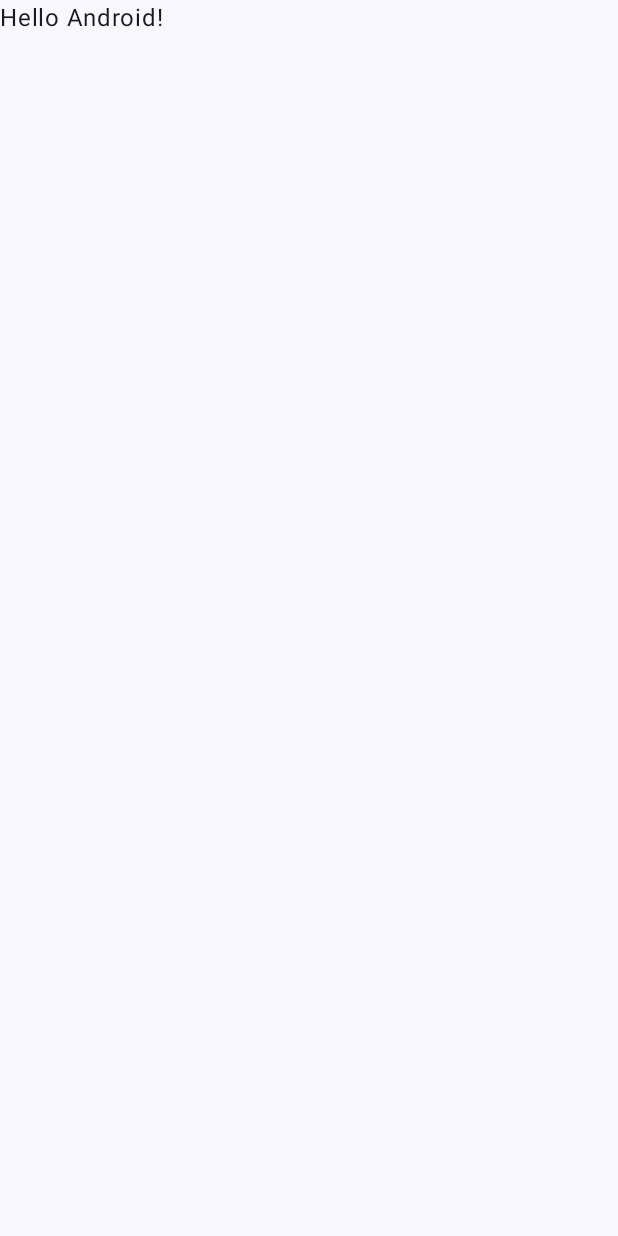
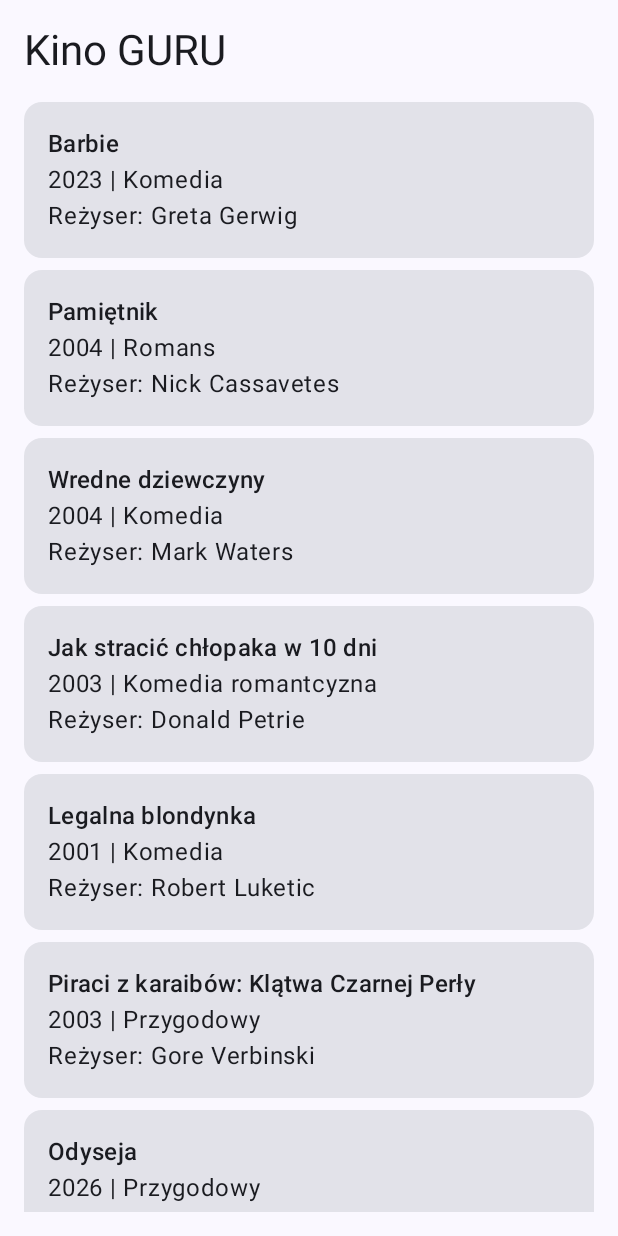
Before and after one commit to WiktoriaDomanska/PUM2, an Android app built with Jetpack Compose: the screen it shows after launch (MainActivity), on a phone screen of 412 x 824 dp. Before the commit the screen is almost empty. Run offline under Robolectric (Android 15) with nearby library versions, the phone set to English and light mode, and no system bars.

Commit message:
Lista 2 - Kino GURU

```diff
--- a/Lista2_KinoGURU/app/build.gradle.kts
+++ b/Lista2_KinoGURU/app/build.gradle.kts
@@ -1,6 +1,7 @@
 plugins {
     alias(libs.plugins.android.application)
     alias(libs.plugins.kotlin.compose)
+    alias(libs.plugins.kotlin.serialization)
 }
 
 android {
@@ -39,12 +40,14 @@ android {
 dependencies {
     implementation(platform(libs.androidx.compose.bom))
     implementation(libs.androidx.activity.compose)
+    implementation(libs.androidx.benchmark.traceprocessor)
     implementation(libs.androidx.compose.material3)
     implementation(libs.androidx.compose.ui)
     implementation(libs.androidx.compose.ui.graphics)
     implementation(libs.androidx.compose.ui.tooling.preview)
     implementation(libs.androidx.core.ktx)
     implementation(libs.androidx.lifecycle.runtime.ktx)
+    implementation(libs.androidx.navigation.compose)
     testImplementation(libs.junit)
     androidTestImplementation(platform(libs.androidx.compose.bom))
     androidTestImplementation(libs.androidx.compose.ui.test.junit4)
--- /dev/null
+++ b/Lista2_KinoGURU/app/src/main/java/com/example/lista2_kinoguru/HomeScreen.kt
@@ -0,0 +1,55 @@
+package com.example.lista2_kinoguru
+
+import androidx.compose.foundation.clickable
+import androidx.compose.foundation.layout.*
+import androidx.compose.foundation.lazy.LazyColumn
+import androidx.compose.foundation.lazy.items
+import androidx.compose.material3.*
+import androidx.compose.runtime.*
+import androidx.compose.ui.Modifier
+import androidx.compose.ui.unit.dp
+
+@Composable
+fun HomeScreen(onMovieClick: (Int) -> Unit) {
+    var movieList by remember { mutableStateOf<List<Movie>>(emptyList()) }
+    var isLoading by remember { mutableStateOf(true) }
+
+    LaunchedEffect(Unit) {
+        isLoading = true
+        movieList = fetchPopularMovies()
+        isLoading = false
+    }
+
+    Column(modifier = Modifier.padding(16.dp)) {
+        Text(
+            text = "Kino GURU",
+            style = MaterialTheme.typography.headlineMedium
+        )
+
+        Spacer(modifier = Modifier.height(16.dp))
+
+        if (isLoading) {
+            CircularProgressIndicator()
+        } else {
+            LazyColumn {
+                items(movieList) {movie ->
+                    Card(
+                        modifier = Modifier
+                            .fillMaxWidth()
+                            .padding(bottom = 8.dp)
+                            .clickable {onMovieClick(movie.id)}
+                    ) {
+                        Column(modifier = Modifier.padding(16.dp)) {
+                            Text(
+                                text = movie.title,
+                                style = MaterialTheme.typography.titleMedium
+                            )
+                            Text("${movie.year} | ${movie.genre}")
+                            Text("Reżyser: ${movie.director}")
+                        }
+                    }
+                }
+            }
+        }
+    }
+}
--- a/Lista2_KinoGURU/app/src/main/java/com/example/lista2_kinoguru/MainActivity.kt
+++ b/Lista2_KinoGURU/app/src/main/java/com/example/lista2_kinoguru/MainActivity.kt
@@ -3,27 +3,25 @@ package com.example.lista2_kinoguru
 import android.os.Bundle
 import androidx.activity.ComponentActivity
 import androidx.activity.compose.setContent
-import androidx.activity.enableEdgeToEdge
 import androidx.compose.foundation.layout.fillMaxSize
-import androidx.compose.foundation.layout.padding
-import androidx.compose.material3.Scaffold
-import androidx.compose.material3.Text
+import androidx.compose.material3.Surface
 import androidx.compose.runtime.Composable
 import androidx.compose.ui.Modifier
-import androidx.compose.ui.tooling.preview.Preview
+import androidx.navigation.compose.NavHost
+import androidx.navigation.compose.composable
+import androidx.navigation.compose.rememberNavController
+import androidx.navigation.toRoute
 import com.example.lista2_kinoguru.ui.theme.Lista2_KinoGURUTheme
 
 class MainActivity : ComponentActivity() {
+
     override fun onCreate(savedInstanceState: Bundle?) {
         super.onCreate(savedInstanceState)
-        enableEdgeToEdge()
+
         setContent {
             Lista2_KinoGURUTheme {
-                Scaffold(modifier = Modifier.fillMaxSize()) { innerPadding ->
-                    Greeting(
-                        name = "Android",
-                        modifier = Modifier.padding(innerPadding)
-                    )
+                Surface(modifier = Modifier.fillMaxSize()) {
+                    KinoApp()
                 }
             }
         }
@@ -31,17 +29,30 @@ class MainActivity : ComponentActivity() {
 }
 
 @Composable
-fun Greeting(name: String, modifier: Modifier = Modifier) {
-    Text(
-        text = "Hello $name!",
-        modifier = modifier
-    )
-}
+fun KinoApp() {
+    val navController = rememberNavController()
 
-@Preview(showBackground = true)
-@Composable
-fun GreetingPreview() {
-    Lista2_KinoGURUTheme {
-        Greeting("Android")
+    NavHost(
+        navController = navController,
+        startDestination = Home
+    ) {
+        composable<Home> {
+            HomeScreen(
+                onMovieClick = { id ->
+                    navController.navigate(Details(id))
+                }
+            )
+        }
+
+        composable<Details> { entry ->
+            val route = entry.toRoute<Details>()
+
+            DetailsScreen(
+                id = route.id,
+                onBack = {
+                    navController.popBackStack()
+                }
+            )
+        }
     }
 }
--- /dev/null
+++ b/Lista2_KinoGURU/app/src/main/java/com/example/lista2_kinoguru/Movie.kt
@@ -0,0 +1,19 @@
+package com.example.lista2_kinoguru
+
+data class Movie(
+    val id: Int,
+    val title: String,
+    val director: String,
+    val year: Int,
+    val genre: String
+)
+
+data class Review(
+    val author: String,
+    val text: String
+)
+
+data class MovieDetails(
+    val movie: Movie,
+    val description: String
+)
--- /dev/null
+++ b/Lista2_KinoGURU/app/src/main/java/com/example/lista2_kinoguru/MovieData.kt
@@ -0,0 +1,83 @@
+package com.example.lista2_kinoguru
+
+val movies = listOf(
+    Movie(1, "Barbie", "Greta Gerwig", 2023, "Komedia"),
+    Movie(2, "Pamiętnik", "Nick Cassavetes", 2004, "Romans"),
+    Movie(3, "Wredne dziewczyny", "Mark Waters", 2004, "Komedia"),
+    Movie(4, "Jak stracić chłopaka w 10 dni", "Donald Petrie", 2003, "Komedia romantcyzna"),
+    Movie(5, "Legalna blondynka", "Robert Luketic", 2001, "Komedia"),
+    Movie(6, "Piraci z karaibów: Klątwa Czarnej Perły", "Gore Verbinski", 2003, "Przygodowy"),
+    Movie(7, "Odyseja", "Christopher Nolan", 2026, "Przygodowy"),
+    Movie(8, "Diabeł ubiera się u Prady", "David Frankel", 2006, "Komedia"),
+    Movie(9, "Pamiętnik księżniczki", "Garry Marshall", 2001, "Komedia"),
+    Movie(10, "Kac Vegas", "Todd Phillips", 2009, "Komedia")
+)
+
+val descriptions = mapOf(
+    1 to "Barbie opuszcza Barbieland i trafia do prawdziwego świata.",
+    2 to "Historia miłości Noah i Allie, których dzielą różnice społeczne.",
+    3 to "Cady trafia do nowej szkoły i poznaje popularną grupę dziewczyn.",
+    4 to "Dziennikarka Andie próbuje zniechęcić do siebie chłopaka w 10 dni.",
+    5 to "Elle Woods rozpoczyna studia prawnicze na Harvardzie.",
+    6 to "Jack Sparrow próbuje odzyskać swój statek, Czarną Perłę.",
+    7 to "Odyseusz po wojnie trojańskiej próbuje wrócić do domu.",
+    8 to "Andy rozpoczyna pracę w prestiżowym magazynie modowym.",
+    9 to "Mia dowiaduje się, że jest następczynią tronu.",
+    10 to "Grupa przyjaciół budzi się po wieczorze kawalerskim i próbuje odnaleźć pana młodego."
+)
+
+val reviews = mapOf(
+    1 to listOf(
+        Review("Anna", "Bardzo zabawny i kolorowy film."),
+        Review("Kasia", "Świetna obsada i ciekawa historia.")
+    ),
+    2 to listOf(
+        Review("Ola", "Piękna historia miłosna."),
+        Review("Julia", "Bardzo wzruszający film.")
+    ),
+    3 to listOf(
+        Review("Natalia", "Zabawna komedia szkolna."),
+        Review("Maja", "Uwielbiam ten film.")
+    ),
+    4 to listOf(
+        Review("Weronika", "Świetna komedia romantyczna."),
+        Review("Karolina", "Bardzo zabawne sytuacje.")
+    ),
+    5 to listOf(
+        Review("Zuzia", "Elle Woods jest świetną bohaterką."),
+        Review("Magda", "Lekki i motywujący film.")
+    ),
+    6 to listOf(
+        Review("Adam", "Świetna przygoda i dużo humoru."),
+        Review("Piotr", "Jack Sparrow jest niezastąpiony.")
+    ),
+    7 to listOf(
+        Review("Michał", "Ciekawa adaptacja mitologicznej historii."),
+        Review("Kamil", "Historia Odyseusza zapowiada się interesująco.")
+    ),
+    8 to listOf(
+        Review("Klaudia", "Świetny film o świecie mody."),
+        Review("Patrycja", "Bardzo dobra rola Meryl Streep.")
+    ),
+    9 to listOf(
+        Review("Wiktoria", "Uroczy film z dzieciństwa."),
+        Review("Emilia", "Bardzo przyjemna historia.")
+    ),
+    10 to listOf(
+        Review("Bartek", "Jedna z moich ulubionych komedii."),
+        Review("Tomek", "Mnóstwo zabawnych scen.")
+    )
+)
+
+val similarMovies = mapOf(
+    1 to listOf(3, 5, 9),
+    2 to listOf(4, 8, 9),
+    3 to listOf(1, 5, 9),
+    4 to listOf(2, 5, 9),
+    5 to listOf(1, 3, 8),
+    6 to listOf(7, 1, 10),
+    7 to listOf(6, 2, 10),
+    8 to listOf(1, 3, 5),
+    9 to listOf(1, 2, 5),
+    10 to listOf(3, 4, 6)
+)
--- /dev/null
+++ b/Lista2_KinoGURU/app/src/main/java/com/example/lista2_kinoguru/Routes.kt
@@ -0,0 +1,9 @@
+package com.example.lista2_kinoguru
+
+import kotlinx.serialization.Serializable
+
+@Serializable
+data object Home
+
+@Serializable
+data class Details(val id: Int)
--- a/Lista2_KinoGURU/build.gradle.kts
+++ b/Lista2_KinoGURU/build.gradle.kts
@@ -2,4 +2,5 @@
 plugins {
     alias(libs.plugins.android.application) apply false
     alias(libs.plugins.kotlin.compose) apply false
+    alias(libs.plugins.kotlin.serialization) apply false
 }
```
Also changed, not shown: Lista2_KinoGURU/app/src/main/java/com/example/lista2_kinoguru/DetailsScreen.kt (added, +187 -0 lines), Lista2_KinoGURU/app/src/main/java/com/example/lista2_kinoguru/MovieLoader.kt (added, +30 -0 lines), Lista2_KinoGURU/app/src/main/java/com/example/lista2_kinoguru/MovieRepository.kt (added, +26 -0 lines), Lista2_KinoGURU/gradle/libs.versions.toml (+7 -0 lines).
